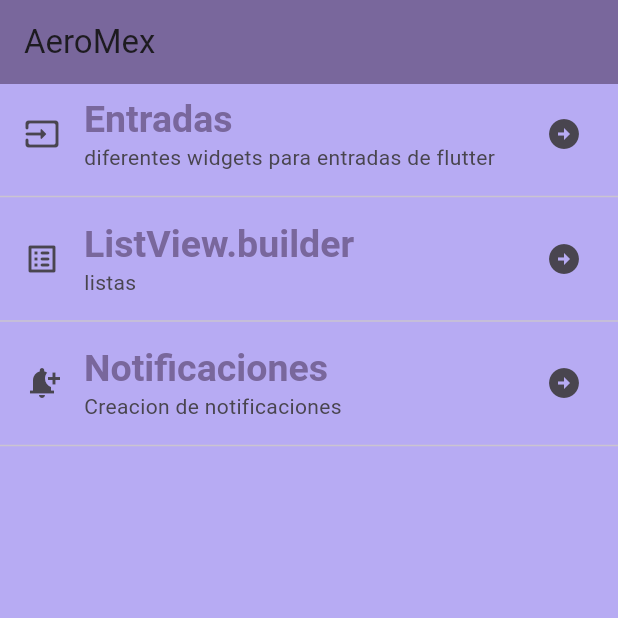
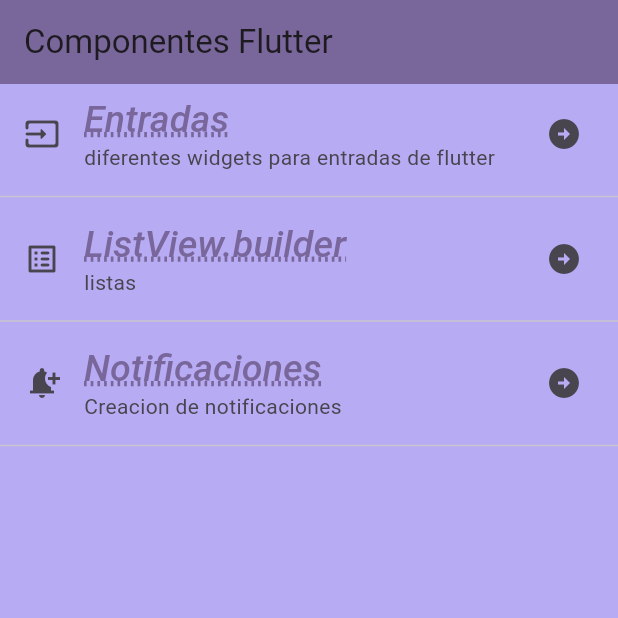
Before and after one commit to adrian5248/componentes_flutter, a Flutter app: the screen it shows after launch, on a phone screen of 412 x 824 dp, the top half of it. Run offline on Flutter 3.47's test engine with Material 3 defaults, Android fonts, the phone set to English and light mode, and no system bars; our stand-ins replace google_fonts; Roboto replaces fonts that are missing (Acme).

Commit message:
Adding Google Fonts to the AppTheme

```diff
--- a/lib/screens/home_screen.dart
+++ b/lib/screens/home_screen.dart
@@ -7,7 +7,7 @@ class HomeScreen extends StatelessWidget {
   Widget build(BuildContext context) {
     return  Scaffold(
       appBar: AppBar(
-        title: const Text('AeroMex'),
+        title: const Text('Componentes Flutter'),
       ),
       // el listView sirve para hacer una lista y aparesca el scrol
         body: ListView(
--- a/lib/theme/app_theme.dart
+++ b/lib/theme/app_theme.dart
@@ -1,5 +1,6 @@
 
 import 'package:flutter/material.dart';
+import 'package:google_fonts/google_fonts.dart';
 
 class AppTheme{
   //Aqui hago las declaraciones de los colores
@@ -10,13 +11,21 @@ class AppTheme{
   static final ThemeData lightTheme = ThemeData.light().copyWith(
     scaffoldBackgroundColor: backColor,
         appBarTheme: const AppBarTheme(color: mainColor),
-        textTheme: const TextTheme(
-            headlineLarge: TextStyle(
+        textTheme: TextTheme(
+            headlineLarge: GoogleFonts.acme(
               color: mainColor,
               fontSize: 25.0,
-              fontWeight: FontWeight.bold,
-              fontFamily: 'sans-serif',
+              fontWeight: FontWeight.w500,
+              //esto es para poner una linea debajo del texto
+              decoration: TextDecoration.underline,
+              //esto es para ponerle color a la linea
+              decorationColor: mainColor,
+              //esto es para agregar otras cosas a la linea
+              decorationStyle: TextDecorationStyle.dotted,
+              decorationThickness: 3.0,
+              fontStyle: FontStyle.italic,
             ),
+            //bodySmall:
           ),
-  );
+      );
 }
--- a/pubspec.yaml
+++ b/pubspec.yaml
@@ -9,6 +9,7 @@ environment:
 dependencies:
   flutter:
     sdk: flutter
+  google_fonts: ^6.1.0
 
 dev_dependencies:
   flutter_test:
```
Also changed, not shown: pubspec.lock.
